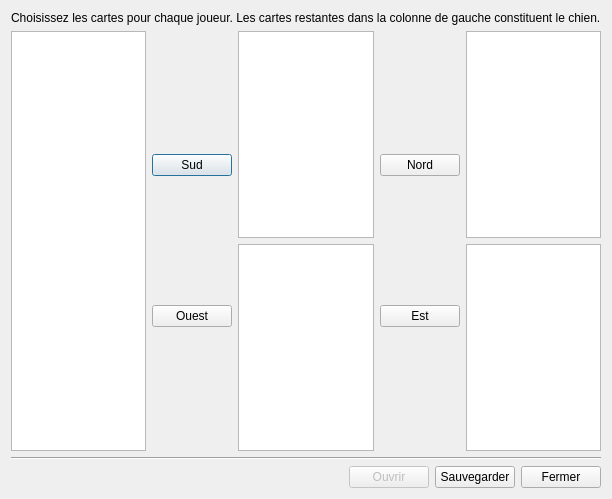
Qt form src/client/DealEditorUI.ui (arabine/icl) before a commit.
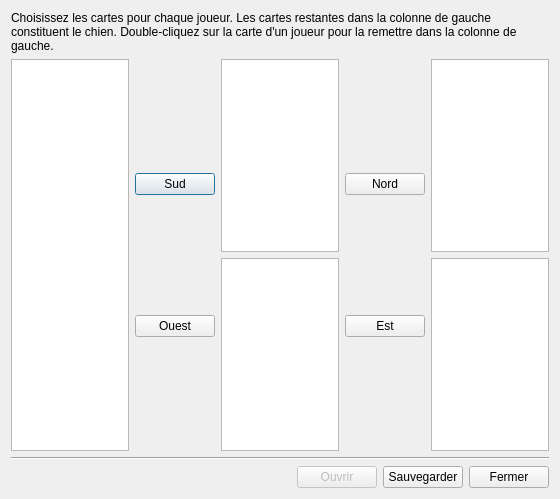
The same form after that commit. Icons and pictures are not drawn.

Commit message: Added UI behavior description

Patch:
```diff
--- a/src/client/DealEditorUI.ui
+++ b/src/client/DealEditorUI.ui
@@ -17,7 +17,10 @@
    <item row="0" column="0">
     <widget class="QLabel" name="label">
      <property name="text">
-      <string>Choisissez les cartes pour chaque joueur. Les cartes restantes dans la colonne de gauche constituent le chien.</string>
+      <string>Choisissez les cartes pour chaque joueur. Les cartes restantes dans la colonne de gauche constituent le chien. Double-cliquez sur la carte d'un joueur pour la remettre dans la colonne de gauche.</string>
+     </property>
+     <property name="wordWrap">
+      <bool>true</bool>
      </property>
     </widget>
    </item>
```
